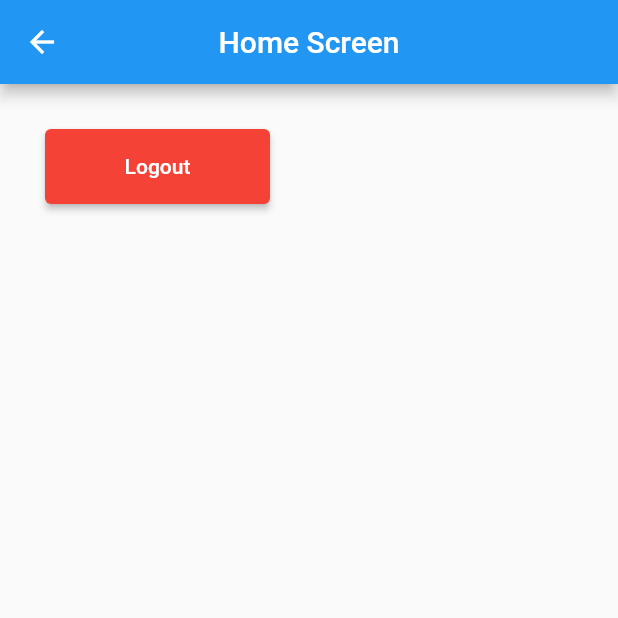
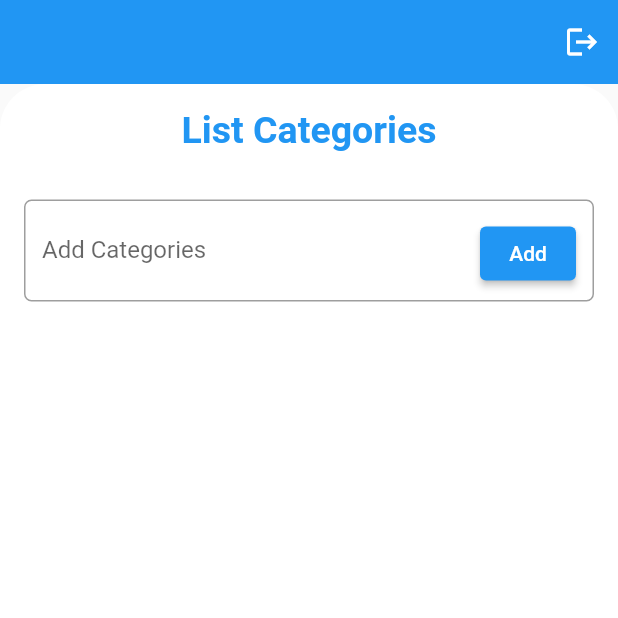
Before and after one commit to arvandha121/flutter-restapi-laravel, a Flutter app: the HomeScreen screen opened directly, on a phone screen of 412 x 824 dp, the top half of it. Run offline on Flutter 3.47's test engine with Material 2 defaults, Android fonts, the phone set to English and light mode, and no system bars; our stand-ins replace rflutter_alert, shared_preferences; accounts and stored records are empty; network calls fail.

Commit message:
fix ui login, register, home. and add categories.

```diff
--- a/lib/Screen/auth/register_screen.dart
+++ b/lib/Screen/auth/register_screen.dart
@@ -64,6 +64,7 @@ class _RegisterScreenState extends State<RegisterScreen> {
   Widget build(BuildContext context) {
     return Scaffold(
       appBar: AppBar(
+        automaticallyImplyLeading: false,
         backgroundColor: Color.fromARGB(255, 249, 248, 248),
         centerTitle: true,
         elevation: 0,
--- a/lib/Screen/home_screen.dart
+++ b/lib/Screen/home_screen.dart
@@ -3,11 +3,10 @@ import 'dart:convert';
 import 'package:flutter/material.dart';
 import 'package:flutter_api_login/Screen/auth/login_screen.dart';
 import 'package:shared_preferences/shared_preferences.dart';
-
 import '../Services/auth_services.dart';
 import 'package:http/http.dart' as http;
-import 'Add/button.dart';
-import 'Add/logoutbutton.dart';
+import '../components/category.dart';
+import '../Services/category_service.dart';
 
 class HomeScreen extends StatefulWidget {
   const HomeScreen({super.key});
@@ -17,43 +16,180 @@ class HomeScreen extends StatefulWidget {
 }
 
 class _HomeScreenState extends State<HomeScreen> {
+  List listCategory = [];
+  String name = '';
+  final TextEditingController addCategoryTxt = TextEditingController();
+
+  getCategory() async {
+    final response = await AuthServices().getCategory();
+    print('respone from kategori');
+    print(response);
+    var dataResponse = json.decode(response.body);
+    setState(
+      () {
+        var listRespon = dataResponse['data'];
+        print(listRespon);
+        for (var i = 0; i < listRespon.length!; i++) {
+          listCategory.add(
+            Category.fromJson(listRespon[i]),
+          );
+        }
+      },
+    );
+  }
+
+  addCategory() async {
+    final name = addCategoryTxt.text;
+    final response = await CategoryService().addCategory(name);
+    print(response.body);
+    // Navigator.pushNamed(context, "/");
+    listCategory.clear();
+    getCategory();
+    addCategoryTxt.clear();
+  }
+
+  getUser() async {
+    final sharedPref = await SharedPreferences.getInstance();
+    setState(
+      () {
+        const key = 'name';
+        final value = sharedPref.get(key);
+        name = '$value';
+      },
+    );
+  }
+
   @override
   void initState() {
-    // TODO: implement initState
+    getUser();
     super.initState();
+    getCategory();
   }
 
   @override
   Widget build(BuildContext context) {
     return Scaffold(
       appBar: AppBar(
+        automaticallyImplyLeading: false,
+        backgroundColor: Colors.blue,
         centerTitle: true,
-        title: const Text("Home Screen"),
+        elevation: 0,
+        actions: [
+          IconButton(
+            icon: Icon(Icons.logout),
+            onPressed: () {
+              logoutPressed();
+            },
+          )
+        ],
+        title: const Text(
+          'Dashboard',
+          style: TextStyle(
+            fontWeight: FontWeight.bold,
+            fontSize: 26,
+            color: Color.fromARGB(0, 0, 0, 0),
           ),
-      body: Padding(
-        padding: const EdgeInsets.all(15.0),
-
-        // padding: const EdgeInsets.all(8.0),
+        ),
+      ),
+      body: Container(
         child: Column(
           children: [
-            Container(
-              margin: EdgeInsets.all(15.0),
-              width: 150,
-              height: 50,
-              child: ElevatedButton(
-                onPressed: logoutPressed,
-                style: ElevatedButton.styleFrom(
-                  backgroundColor: Colors.red, // Background color
-                ),
-                child: Text('Logout'),
+            Expanded(
+              flex: 3,
+              child: Container(
+                width: double.infinity,
+                decoration: const BoxDecoration(
+                  color: Colors.white,
+                  borderRadius: BorderRadius.only(
+                    topLeft: Radius.circular(30),
+                    topRight: Radius.circular(30),
                   ),
                 ),
-
-            // Text("Home Screen"),
-            // LogoutButton(
-            //   btnText: 'Logout',
-            //   onBtnPressed: () => logoutPressed(),
-            // ),
+                child: Column(
+                  children: [
+                    const Padding(
+                      padding: EdgeInsets.symmetric(vertical: 16),
+                      child: Text(
+                        'List Categories',
+                        style: TextStyle(
+                          color: Colors.blue,
+                          fontWeight: FontWeight.bold,
+                          fontSize: 25,
+                        ),
+                      ),
+                    ),
+                    Container(
+                      margin: const EdgeInsets.all(16),
+                      child: TextFormField(
+                        controller: addCategoryTxt,
+                        decoration: InputDecoration(
+                          hintText: "Input Your Categories Name",
+                          labelText: "Add Categories",
+                          border: OutlineInputBorder(
+                              borderRadius: BorderRadius.circular(5.0)),
+                          suffixIcon: Container(
+                            margin: const EdgeInsets.fromLTRB(0, 12, 12, 8),
+                            child: ElevatedButton(
+                              child: const Text("Add"),
+                              onPressed: () {
+                                addCategory();
+                              },
+                            ),
+                          ),
+                        ),
+                      ),
+                    ),
+                    Expanded(
+                      child: Container(
+                        decoration: const BoxDecoration(
+                          color: Colors.white,
+                          borderRadius: BorderRadius.only(
+                            topRight: Radius.circular(10.0),
+                            topLeft: Radius.circular(10.0),
+                          ),
+                        ),
+                        child: ListView.builder(
+                            itemCount: listCategory.length,
+                            itemBuilder: (context, index) {
+                              var kategori = listCategory[index];
+                              return Dismissible(
+                                key: UniqueKey(),
+                                child: Container(
+                                  margin:
+                                      const EdgeInsets.fromLTRB(10, 5, 10, 5),
+                                  decoration: const BoxDecoration(
+                                    color: Colors.white,
+                                    borderRadius: BorderRadius.all(
+                                      Radius.circular(10),
+                                    ),
+                                    boxShadow: [
+                                      BoxShadow(
+                                        color: Colors.grey,
+                                        spreadRadius: 1,
+                                        blurRadius: 9,
+                                        offset: Offset(0, 3),
+                                      ),
+                                    ],
+                                  ),
+                                  child: ListTile(
+                                    title: Padding(
+                                      padding: const EdgeInsets.symmetric(
+                                          horizontal: 18),
+                                      child: Text(
+                                        kategori.name,
+                                        textAlign: TextAlign.start,
+                                      ),
+                                    ),
+                                  ),
+                                ),
+                              );
+                            }),
+                      ),
+                    ),
+                  ],
+                ),
+              ),
+            )
           ],
         ),
       ),
@@ -64,10 +200,12 @@ class _HomeScreenState extends State<HomeScreen> {
     SharedPreferences preferences = await SharedPreferences.getInstance();
     const key = 'token';
     final value = preferences.get(key);
-    setState(() {
+    setState(
+      () {
         preferences.remove('token');
         preferences.clear();
-    });
+      },
+    );
 
     final token = '$value';
     // print(token);
@@ -80,28 +218,7 @@ class _HomeScreenState extends State<HomeScreen> {
       MaterialPageRoute(
         builder: (BuildContext context) => const LoginScreen(),
       ),
-        (route) => false);
-
-    // http.Response response = await AuthServices.logout();
-
-    // if (response.statusCode != 204) {
-    //   // ignore: use_build_context_synchronously
-    //   Navigator.pushAndRemoveUntil(
-    //     context,
-    //     MaterialPageRoute(
-    //       builder: (BuildContext context) => const LoginScreen(),
-    //     ),
-    //     (route) => true,
-    //   );
-    // }
-    // else {
-    //   // ignore: use_build_context_synchronously
-    //   Navigator.push(
-    //     context,
-    //     MaterialPageRoute(
-    //       builder: (BuildContext context) => const HomeScreen(),
-    //     ),
-    //   );
-    // }
+      (route) => false,
+    );
   }
 }
--- a/lib/Services/auth_services.dart
+++ b/lib/Services/auth_services.dart
@@ -1,6 +1,7 @@
 import 'dart:convert';
 import 'package:http/http.dart' as http;
 import 'package:shared_preferences/shared_preferences.dart';
+import '../components/category.dart';
 import 'globals.dart';
 
 class AuthServices {
@@ -76,10 +77,49 @@ class AuthServices {
     return response;
   }
 
+  Future<http.Response> requestAddCategory(String name) async {
+    var url = Uri.parse(baseUrl + 'categories');
+    final prefs = await SharedPreferences.getInstance();
+    final token = prefs.getString('token');
+
+    final response = await http.post(
+      url,
+      headers: {
+        "Accept": "application/json",
+        "Access-Control_Allow_Origin": "*",
+        "Authorization": "Bearer $token",
+      },
+      body: {
+        "name": name,
+      },
+    );
+    return response;
+  }
+
   static _save(String key, String data) async {
     final prefs = await SharedPreferences.getInstance();
-    //const key = 'token';
-    //final value = token;
     prefs.setString(key, data);
   }
+
+  _read() async {
+    final prefs = await SharedPreferences.getInstance();
+    const key = 'token';
+    final value = prefs.get(key) ?? 0;
+    print('read : $value');
+  }
+
+  getCategory() async {
+    final url = Uri.parse(baseUrl + 'categories');
+    final prefs = await SharedPreferences.getInstance();
+    const key = 'token';
+    final token = prefs.getString(key);
+    final headers = {
+      'Authorization': 'Bearer ' + '$token',
+      'Accept': 'application/json',
+    };
+    final response = await http.get(url, headers: headers);
+    print('kategori');
+    print(response.body);
+    return response;
+  }
 }
--- /dev/null
+++ b/lib/Services/category_service.dart
@@ -0,0 +1,64 @@
+import 'dart:convert';
+
+// import 'package:flutterapp/components/category.dart';
+import 'package:http/http.dart';
+import 'package:shared_preferences/shared_preferences.dart';
+import 'globals.dart';
+import '../components/category.dart';
+
+class CategoryService {
+  String token = '';
+
+  static Future<List<dynamic>> getCategories(String page) async {
+    final String _baseUrl = 'http://10.0.2.2:8000/api/';
+    var url = Uri.parse(_baseUrl + 'categories?page=$page');
+
+    List<Category> categories = [];
+    List<dynamic> categoryServices = [];
+    final prefs = await SharedPreferences.getInstance();
+    const key = 'token';
+    final token = prefs.get(key);
+    final headers = {
+      'Authorization': 'Bearer ' + '$token',
+      'Accept': 'application/json',
+    };
+
+    final response = await get(url, headers: headers);
+    if (response.statusCode == 200) {
+      var jsonObject = json.decode(response.body);
+      List<dynamic> listCategories =
+          (jsonObject as Map<String, dynamic>)['data'];
+
+      var page = jsonObject['meta'];
+
+      List listPage = page.values.toList();
+
+      for (var category in listCategories) {
+        categories.add(Category.fromJson(category));
+      }
+
+      categoryServices.add(categories);
+      categoryServices.add(listPage[2]);
+    }
+
+    return categoryServices;
+  }
+
+  Future<Response> addCategory(String name) async {
+    final url = Uri.parse(baseUrl + 'categories');
+    SharedPreferences pref = await SharedPreferences.getInstance();
+    const key = 'token';
+    final value = pref.get(key);
+    final token = value;
+    final body = {
+      'name': name,
+    };
+    final headers = {
+      'Accept': 'application/json',
+      'Authorization': 'Bearer ' + '$token',
+    };
+
+    final response = await post(url, body: body, headers: headers);
+    return response;
+  }
+}
--- /dev/null
+++ b/lib/components/category.dart
@@ -0,0 +1,13 @@
+class Category {
+  int id;
+  String name;
+
+  Category({
+    required this.id,
+    required this.name,
+  });
+
+  Category.fromJson(Map json)
+      : id = json['id'],
+        name = json['name'];
+}
```
Also changed, not shown: lib/Screen/auth/login_screen.dart (+6 -12 lines). Lines whose indentation alone changed are shown as unchanged.
